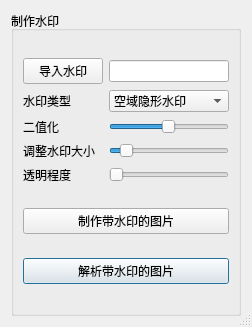
The window that tools/imageeditor/watermarkview.ui (xiaoqinxing/ImageTools) describes before a commit, drawn with Qt 5.
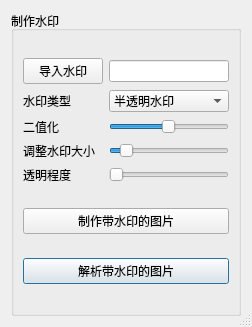
The same window after the commit.

Commit message: 图片处理工具 ADD 增加水印的处理，增加空域水印的显示效果

Diff of the .ui file:
```diff
--- a/tools/imageeditor/watermarkview.ui
+++ b/tools/imageeditor/watermarkview.ui
@@ -109,17 +109,7 @@
          </widget>
         </item>
         <item row="1" column="1">
-         <widget class="QComboBox" name="comboBox">
-          <item>
-           <property name="text">
-            <string>空域隐形水印</string>
-           </property>
-          </item>
-          <item>
-           <property name="text">
-            <string>时域隐形水印</string>
-           </property>
-          </item>
+         <widget class="QComboBox" name="change_watermark_type">
           <item>
            <property name="text">
             <string>半透明水印</string>
```
Left out of the diff: 13 changed lines with no effect on the pictures. The commit also changes 4 other files.
